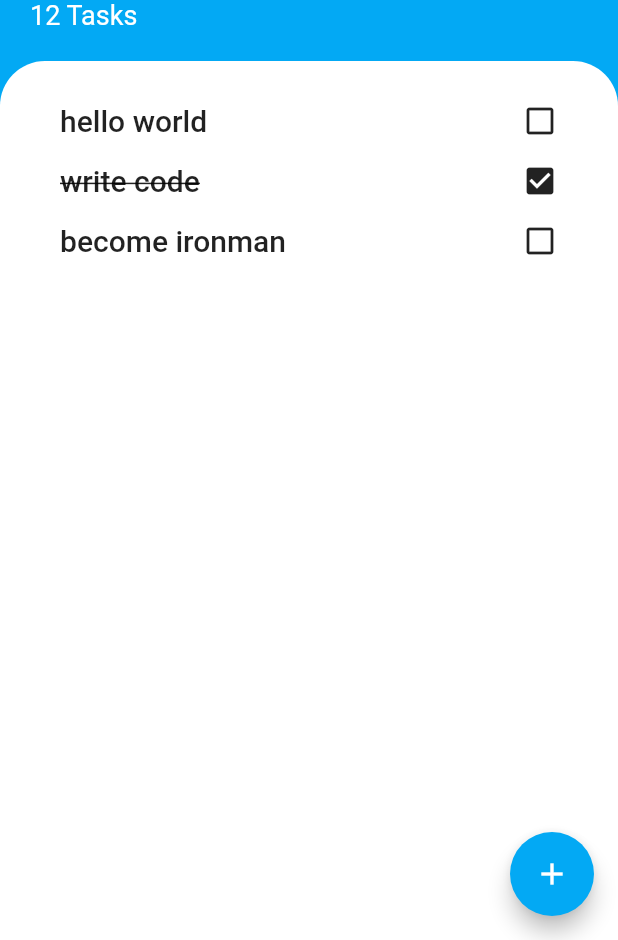
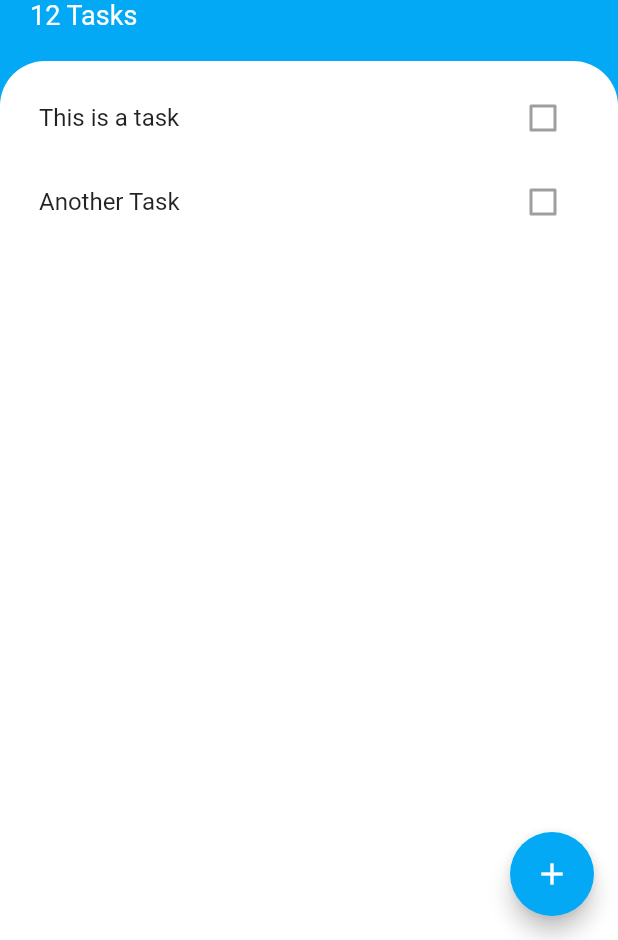
Before and after one commit to katratzi/todoey_flutter, a Flutter app: the screen it shows after launch, on a phone screen of 412 x 824 dp, the part 296-1236 px from its top. Run offline on Flutter 3.47's test engine with Material 2 defaults, Android fonts, the phone set to English and light mode, and no system bars.

Commit message:
better to use ListTile! handy

```diff
--- a/lib/screens/tasks_screen.dart
+++ b/lib/screens/tasks_screen.dart
@@ -62,12 +62,21 @@ class TasksScreen extends StatelessWidget {
                   topRight: Radius.circular(30.0),
                 ),
               ),
-              padding: EdgeInsets.symmetric(vertical: 20.0, horizontal: 40.0),
+              padding: EdgeInsets.symmetric(vertical: 10.0, horizontal: 10.0),
               child: ListView(
                 children: <Widget>[
-                  Task(label: 'hello world', done: false),
-                  Task(label: 'write code', done: true),
-                  Task(label: 'become ironman', done: false),
+                  ListTile(
+                    title: Text('This is a task'),
+                    trailing: Checkbox(
+                      value: false,
+                    ),
+                  ),
+                  ListTile(
+                    title: Text('Another Task'),
+                    trailing: Checkbox(
+                      value: false,
+                    ),
+                  ),
                 ],
               ),
             ),
@@ -77,29 +86,3 @@ class TasksScreen extends StatelessWidget {
     );
   }
 }
-
-class Task extends StatelessWidget {
-  final String label;
-  final bool done;
-  Task({this.label, this.done});
-  @override
-  Widget build(BuildContext context) {
-    return Padding(
-      padding: const EdgeInsets.symmetric(vertical: 8.0, horizontal: 0.0),
-      child: Row(
-        mainAxisAlignment: MainAxisAlignment.spaceBetween,
-        children: <Widget>[
-          Text(
-            '$label',
-            style: TextStyle(
-                fontSize: 20.0,
-                fontWeight: FontWeight.w500,
-                decoration:
-                    done ? TextDecoration.lineThrough : TextDecoration.none),
-          ),
-          Icon(done ? Icons.check_box : Icons.check_box_outline_blank),
-        ],
-      ),
-    );
-  }
-}
```
